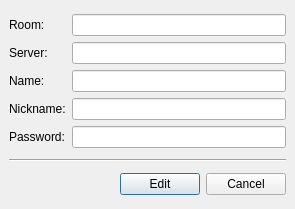
This is preferences_bookmarks.ui in xmpp-graveyard/jabbim as Qt 5 draws it before an edit. The edited form follows.
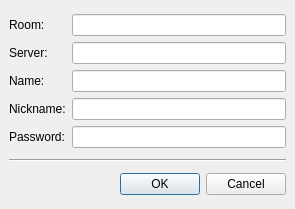
This is the edited form.

Commit message: oprava #32 a vypnuti debugovani rosterWidgetu

```diff
--- a/preferences_bookmarks.ui
+++ b/preferences_bookmarks.ui
@@ -50,7 +50,7 @@
      <item>
       <widget class="QPushButton" name="pushButton" >
        <property name="text" >
-        <string>Edit</string>
+        <string>OK</string>
        </property>
       </widget>
      </item>
```
The commit also changes 2 other files.
